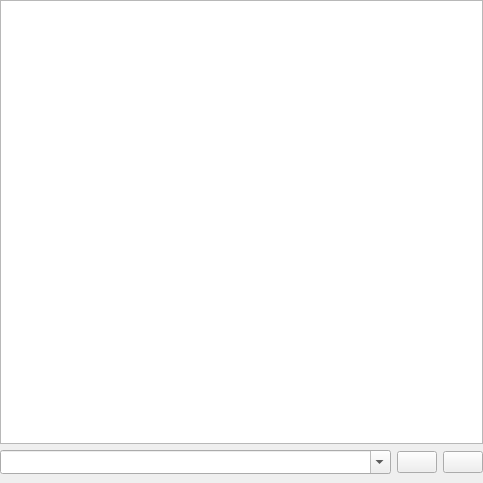
Old version of the form src/gpilot/ui/forms/partials/main/partmainconsole.ui in the repository etet100/AstroCore-GCode-Sender.
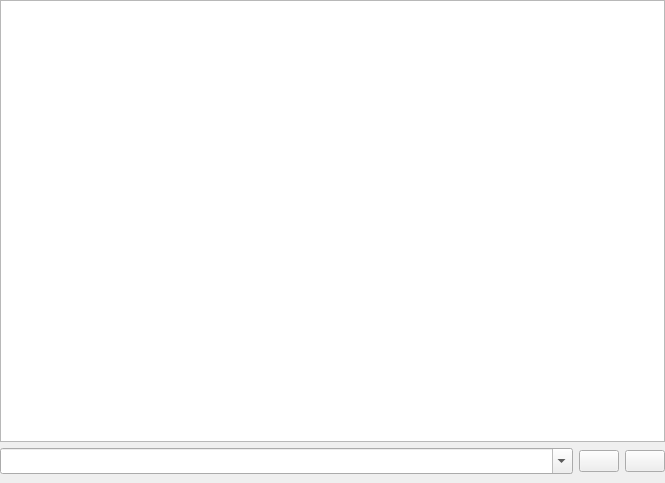
New version of the form. Icons and pictures are not drawn. Custom widgets are drawn as their Qt base class.

Diff of the .ui file:
```diff
--- a/src/gpilot/ui/forms/partials/main/partmainconsole.ui
+++ b/src/gpilot/ui/forms/partials/main/partmainconsole.ui
@@ -6,14 +6,14 @@
    <rect>
     <x>0</x>
     <y>0</y>
-    <width>483</width>
+    <width>665</width>
     <height>483</height>
    </rect>
   </property>
   <property name="windowTitle">
    <string>Form</string>
   </property>
-  <layout class="QGridLayout" name="gridLayout">
+  <layout class="QVBoxLayout" name="verticalLayout">
    <property name="leftMargin">
     <number>0</number>
    </property>
@@ -26,27 +26,6 @@
    <property name="bottomMargin">
     <number>9</number>
    </property>
-   <item row="0" column="0">
-    <widget class="QFrame" name="frame">
-     <property name="frameShape">
-      <enum>QFrame::Shape::NoFrame</enum>
-     </property>
-     <property name="frameShadow">
-      <enum>QFrame::Shadow::Raised</enum>
-     </property>
-     <layout class="QVBoxLayout" name="verticalLayout_14">
-      <property name="leftMargin">
-       <number>0</number>
-      </property>
-      <property name="topMargin">
-       <number>0</number>
-      </property>
-      <property name="rightMargin">
-       <number>0</number>
-      </property>
-      <property name="bottomMargin">
-       <number>0</number>
-      </property>
       <item>
        <widget class="QPlainTextEdit" name="txtConsole">
         <property name="minimumSize">
@@ -69,6 +48,18 @@
        <layout class="QHBoxLayout" name="horizontalLayout_7" stretch="1,0,0">
         <item>
          <widget class="ComboBox" name="cboCommand">
+       <property name="sizePolicy">
+        <sizepolicy hsizetype="Minimum" vsizetype="Fixed">
+         <horstretch>0</horstretch>
+         <verstretch>0</verstretch>
+        </sizepolicy>
+       </property>
+       <property name="maximumSize">
+        <size>
+         <width>16777215</width>
+         <height>16777215</height>
+        </size>
+       </property>
           <property name="styleSheet">
            <string notr="true">padding-top: 3;
 padding-bottom: 3;
@@ -86,6 +77,9 @@
           <property name="insertPolicy">
            <enum>QComboBox::InsertPolicy::InsertAtTop</enum>
           </property>
+       <property name="sizeAdjustPolicy">
+        <enum>QComboBox::SizeAdjustPolicy::AdjustToMinimumContentsLengthWithIcon</enum>
+       </property>
           <property name="frame">
            <bool>true</bool>
           </property>
@@ -93,6 +87,12 @@
         </item>
         <item>
          <widget class="QPushButton" name="cmdCommandSend">
+       <property name="maximumSize">
+        <size>
+         <width>16777215</width>
+         <height>16777215</height>
+        </size>
+       </property>
           <property name="toolTip">
            <string>Send command</string>
           </property>
@@ -110,6 +110,12 @@
         </item>
         <item>
          <widget class="QPushButton" name="cmdClearConsole">
+       <property name="maximumSize">
+        <size>
+         <width>16777215</width>
+         <height>16777215</height>
+        </size>
+       </property>
           <property name="toolTip">
            <string>Clear console</string>
           </property>
@@ -129,9 +135,6 @@
       </item>
      </layout>
     </widget>
-   </item>
-  </layout>
- </widget>
  <customwidgets>
   <customwidget>
    <class>ComboBox</class>
```
Left out of the diff: 34 changed lines with no effect on the pictures. Lines whose indentation alone changed are shown as unchanged.
